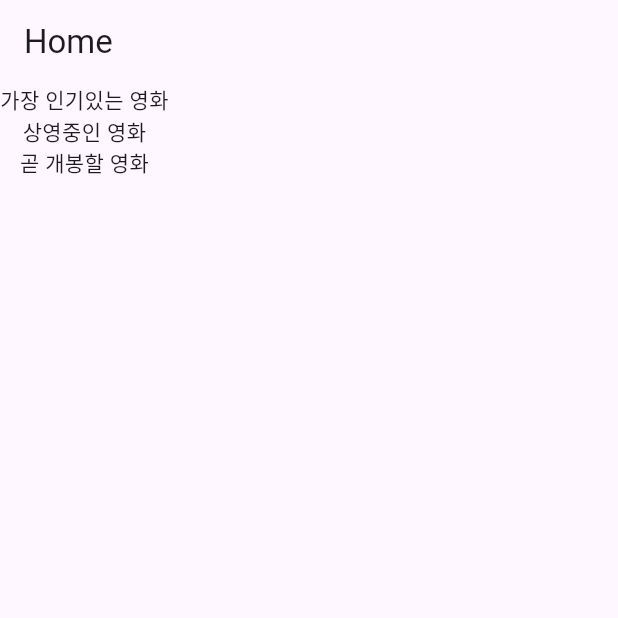
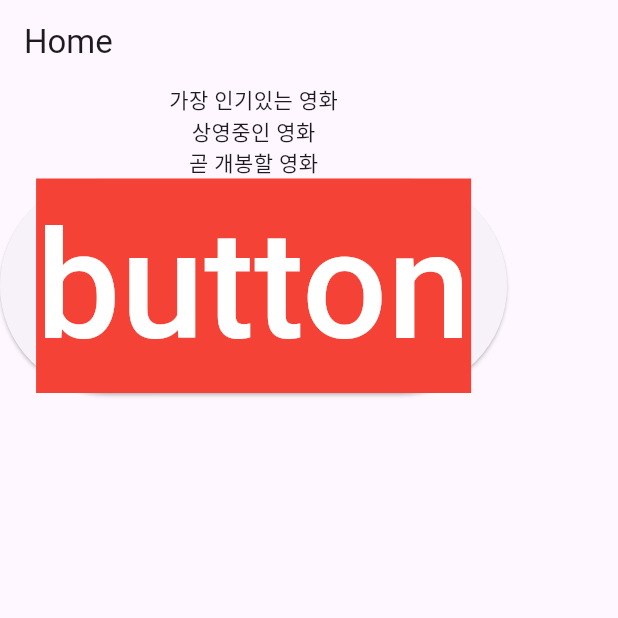
Before and after one commit to jangjia01234/popcorn, a Flutter app: the screen it shows after launch, on a phone screen of 412 x 824 dp, the top half of it. Run offline on Flutter 3.47's test engine with Material 3 defaults, Android fonts, the phone set to English and light mode, and no system bars.

```diff
--- a/lib/home_screen.dart
+++ b/lib/home_screen.dart
@@ -1,7 +1,41 @@
+import 'dart:convert';
+
 import 'package:flutter/material.dart';
+import 'package:http/http.dart' as http;
 
-class HomeScreen extends StatelessWidget {
+class HomeScreen extends StatefulWidget {
   const HomeScreen({super.key});
+
+  @override
+  State<HomeScreen> createState() => _HomeScreenState();
+}
+
+class _HomeScreenState extends State<HomeScreen> {
+  @override
+  void initState() {
+    super.initState();
+  }
+
+  void getData() async {
+    // var url = Uri.https(
+    //   'https://movies-api.nomadcoders.workers.dev',
+    //   '/popular',
+    // );
+    //
+    // var response = await http.get(url);
+
+    // print(response);
+
+    final response = await http
+        .get(Uri.parse('https://movies-api.nomadcoders.workers.dev/popular'));
+
+    if (response.statusCode == 200) {
+      final jsonData = jsonDecode(response.body);
+      print(jsonData);
+    } else {
+      print('요청 실패: ${response.statusCode}');
+    }
+  }
 
   @override
   Widget build(BuildContext context) {
@@ -15,6 +49,17 @@ class HomeScreen extends StatelessWidget {
             Text("가장 인기있는 영화"),
             Text("상영중인 영화"),
             Text("곧 개봉할 영화"),
+            ElevatedButton(
+              onPressed: getData,
+              child: Text(
+                "button",
+                style: TextStyle(
+                  fontSize: 100,
+                  color: Colors.white,
+                  backgroundColor: Colors.red,
+                ),
+              ),
+            )
           ],
         ),
       ),
```
